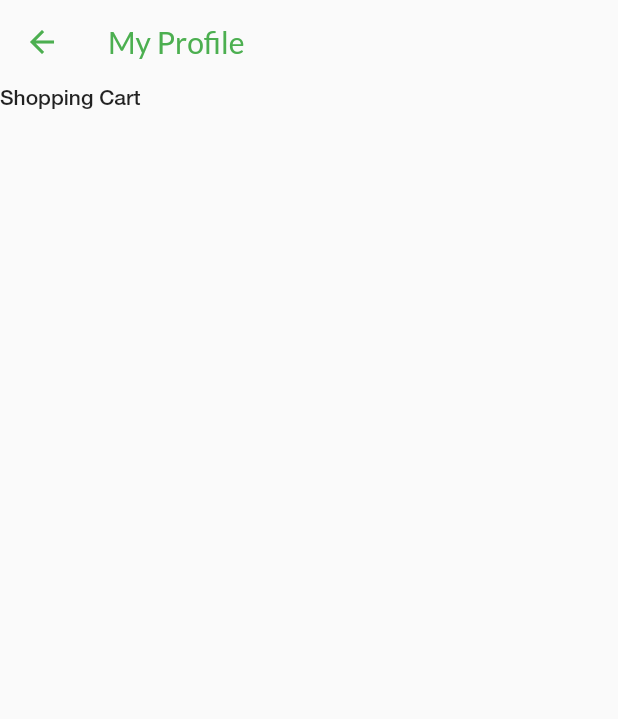
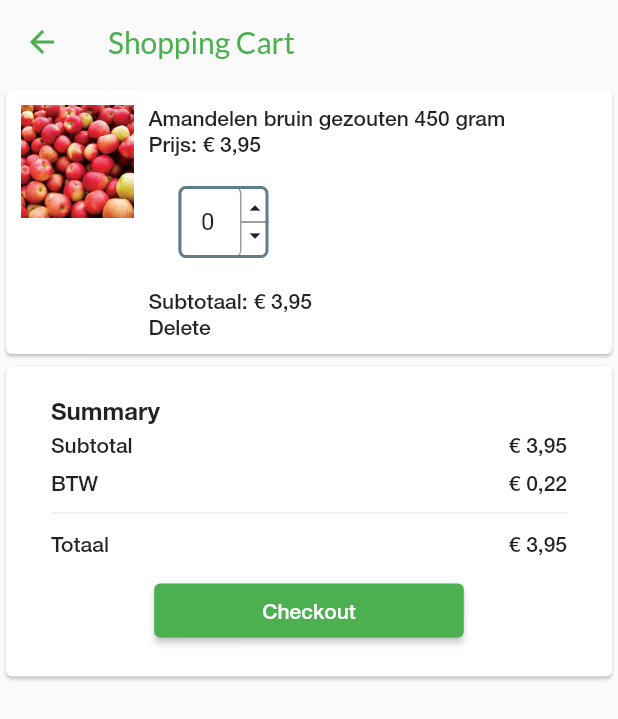
Before and after one commit to MaximCoppieters/arator_frontend, a Flutter app: the ProfileTab screen opened directly, after a tap on "Shopping Cart", on a phone screen of 412 x 824 dp. Shown: the top 719 px of the screen. Run offline on Flutter 3.47's test engine with Material 2 defaults, Android fonts, the phone set to English and light mode, and no system bars; our stand-ins replace carousel_pro, image_picker; accounts and stored records are empty.

Commit message:
Create shopping cart page with dummy data

```diff
--- /dev/null
+++ b/lib/data/Order.dart
@@ -0,0 +1,7 @@
+import 'Produce.dart';
+
+class Order {
+  List<Produce> produce;
+
+  Order(this.produce);
+}
--- /dev/null
+++ b/lib/data/models/AppModel.dart
@@ -0,0 +1,3 @@
+import 'package:scoped_model/scoped_model.dart';
+
+class AppModel extends Model {}
--- /dev/null
+++ b/lib/data/models/OrderModel.dart
@@ -0,0 +1,3 @@
+import 'package:scoped_model/scoped_model.dart';
+
+mixin OrderModel on Model {}
--- a/lib/pages/buy/shopping_cart.dart
+++ b/lib/pages/buy/shopping_cart.dart
@@ -1,3 +1,5 @@
+import 'package:arator/components/buy/increment_number_field.dart';
+import 'package:arator/components/common/page_body_container.dart';
 import 'package:flutter/material.dart';
 
 class ShoppingCartPage extends StatefulWidget {
@@ -10,9 +12,114 @@ class _ShoppingCartPageState extends State<ShoppingCartPage> {
   Widget build(BuildContext context) {
     return Scaffold(
       appBar: AppBar(
-        title: Text("My Profile"),
+        title: Text("Shopping Cart"),
       ),
-      body: Text("Shopping Cart"),
+      body: Column(
+        children: <Widget>[
+          Card(
+            child: Container(
+              padding: EdgeInsets.all(10.0),
+              child: Row(
+                crossAxisAlignment: CrossAxisAlignment.start,
+                children: <Widget>[
+                  Container(
+                      width: 75.0,
+                      height: 75.0,
+                      child: Image.asset(
+                        "assets/images/apples.jpg",
+                        fit: BoxFit.cover,
+                      )),
+                  SizedBox(
+                    width: 10.0,
+                  ),
+                  Column(
+                    crossAxisAlignment: CrossAxisAlignment.start,
+                    children: <Widget>[
+                      Text("Amandelen bruin gezouten 450 gram"),
+                      Text("Prijs: € 3,95"),
+                      NumberInputWithIncrementDecrement(),
+                      Text("Subtotaal: € 3,95"),
+                      Text("Delete")
+                    ],
+                  ),
+                ],
+              ),
+            ),
+          ),
+          PaymentSummary()
+        ],
+      ),
     );
   }
 }
+
+class PaymentSummary extends StatefulWidget {
+  @override
+  State<StatefulWidget> createState() {
+    return _PaymentSummaryState();
+  }
+}
+
+class _PaymentSummaryState extends State<PaymentSummary> {
+  @override
+  Widget build(BuildContext context) {
+    return Card(
+      child: PageBodyContainer(
+        child: Column(
+          crossAxisAlignment: CrossAxisAlignment.start,
+          children: <Widget>[
+            Text(
+              "Summary",
+              style: TextStyle(
+                  fontSize: Theme.of(context).textTheme.title.fontSize,
+                  fontWeight: FontWeight.bold),
+            ),
+            PaymentRow("Subtotal", "€ 3,95"),
+            PaymentRow("BTW", "€ 0,22"),
+            Divider(),
+            PaymentRow("Totaal", "€ 3,95"),
+            SizedBox(
+              height: 8.0,
+            ),
+            Center(
+              child: FractionallySizedBox(
+                widthFactor: 0.6,
+                child: RaisedButton(
+                  child: Text("Checkout"),
+                  onPressed: () => {},
+                ),
+              ),
+            ),
+          ],
+        ),
+      ),
+    );
+  }
+}
+
+class PaymentRow extends StatefulWidget {
+  final String title;
+  final String amount;
+
+  PaymentRow(this.title, this.amount);
+  @override
+  State<StatefulWidget> createState() {
+    return _PaymentRowState(title, amount);
+  }
+}
+
+class _PaymentRowState extends State<PaymentRow> {
+  final String title;
+  final String amount;
+  _PaymentRowState(this.title, this.amount);
+  @override
+  Widget build(BuildContext context) {
+    return Container(
+      padding: EdgeInsets.symmetric(vertical: 4.0),
+      child: Row(
+        mainAxisAlignment: MainAxisAlignment.spaceBetween,
+        children: <Widget>[Text(title), Text(amount)],
+      ),
+    );
+  }
+}
--- /dev/null
+++ b/lib/pages/profile/preferences_overview.dart
@@ -0,0 +1,19 @@
+import 'package:flutter/material.dart';
+
+class PreferencesOverviewPage extends StatefulWidget {
+  @override
+  _PreferencesOverviewPageState createState() =>
+      _PreferencesOverviewPageState();
+}
+
+class _PreferencesOverviewPageState extends State<PreferencesOverviewPage> {
+  @override
+  Widget build(BuildContext context) {
+    return Scaffold(
+      appBar: AppBar(
+        title: Text("My Profile"),
+      ),
+      body: Text("Add Friend"),
+    );
+  }
+}
--- a/lib/pages/profile/profile_tab.dart
+++ b/lib/pages/profile/profile_tab.dart
@@ -25,7 +25,9 @@ class _ProfileTabState extends State<ProfileTab> {
           subtitle: Text("Edit"),
         ),
       ),
-      ProfileNavigationOption("Distance Settings", Icons.my_location,
+      ProfileNavigationOption(
+          "Personal Preferences",
+          Icons.settings_input_component,
           _routeToPage(TabNavigatorRoutes.settingsOverview)),
       ProfileNavigationOption("Messages", Icons.message,
           _routeToPage(TabNavigatorRoutes.messageOverview)),
--- a/lib/tab_navigator.dart
+++ b/lib/tab_navigator.dart
@@ -5,6 +5,7 @@ import 'package:arator/pages/chat/message_page.dart';
 import 'package:arator/pages/profile/add_friend.dart';
 import 'package:arator/pages/profile/change_profile.dart';
 import 'package:arator/pages/profile/message_overview.dart';
+import 'package:arator/pages/profile/preferences_overview.dart';
 import 'package:arator/pages/profile/profile_tab.dart';
 import 'package:arator/pages/profile/settings_overview.dart';
 import 'package:arator/pages/profile/transaction_history.dart';
@@ -30,6 +31,7 @@ class TabNavigatorRoutes {
   static const String shoppingCart = '/shopping_cart';
   static const String transactionHistory = '/profile/transaction_history';
   static const String changeProfile = '/profile/edit';
+  static const String preferencesOverview = '/profile/preferences';
 }
 
 class TabNavigator extends StatelessWidget {
@@ -65,6 +67,8 @@ class TabNavigator extends StatelessWidget {
       TabNavigatorRoutes.settingsOverview: (context) => SettingsOverviewPage(),
       TabNavigatorRoutes.addFriend: (context) => AddFriendPage(),
       TabNavigatorRoutes.shoppingCart: (context) => ShoppingCartPage(),
+      TabNavigatorRoutes.preferencesOverview: (context) =>
+          PreferencesOverviewPage(),
       TabNavigatorRoutes.transactionHistory: (context) =>
           TransactionHistoryPage(),
       TabNavigatorRoutes.changeProfile: (context) => ChangeProfilePage(),
```
